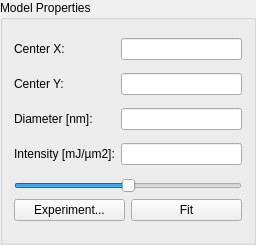
The window that modelProperties.ui (FXIhub/owl) describes before a commit, drawn with Qt 5.
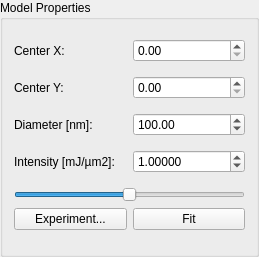
The same window after the commit.

The edit to the form file:
```diff
--- a/modelProperties.ui
+++ b/modelProperties.ui
@@ -6,8 +6,8 @@
    <rect>
     <x>0</x>
     <y>0</y>
-    <width>256</width>
-    <height>245</height>
+    <width>259</width>
+    <height>257</height>
    </rect>
   </property>
   <property name="windowTitle">
@@ -38,9 +38,6 @@
      </property>
     </widget>
    </item>
-   <item row="0" column="1">
-    <widget class="QLineEdit" name="centerX"/>
-   </item>
    <item row="1" column="0">
     <widget class="QLabel" name="label_2">
      <property name="text">
@@ -48,15 +45,6 @@
      </property>
     </widget>
    </item>
-   <item row="1" column="1">
-    <widget class="QLineEdit" name="centerY"/>
-   </item>
-   <item row="2" column="1">
-    <widget class="QLineEdit" name="diameter"/>
-   </item>
-   <item row="3" column="1">
-    <widget class="QLineEdit" name="scaling"/>
-   </item>
    <item row="4" column="0" colspan="2">
     <layout class="QVBoxLayout" name="verticalLayout">
      <item>
@@ -95,6 +83,49 @@
      </item>
     </layout>
    </item>
+   <item row="0" column="1">
+    <widget class="QDoubleSpinBox" name="centerX">
+     <property name="maximum">
+      <double>10000.000000000000000</double>
+     </property>
+    </widget>
+   </item>
+   <item row="1" column="1">
+    <widget class="QDoubleSpinBox" name="centerY">
+     <property name="maximum">
+      <double>10000.000000000000000</double>
+     </property>
+    </widget>
+   </item>
+   <item row="2" column="1">
+    <widget class="QDoubleSpinBox" name="diameter">
+     <property name="maximum">
+      <double>10000.000000000000000</double>
+     </property>
+     <property name="singleStep">
+      <double>5.000000000000000</double>
+     </property>
+     <property name="value">
+      <double>100.000000000000000</double>
+     </property>
+    </widget>
+   </item>
+   <item row="3" column="1">
+    <widget class="QDoubleSpinBox" name="scaling">
+     <property name="decimals">
+      <number>5</number>
+     </property>
+     <property name="maximum">
+      <double>100.000000000000000</double>
+     </property>
+     <property name="singleStep">
+      <double>0.100000000000000</double>
+     </property>
+     <property name="value">
+      <double>1.000000000000000</double>
+     </property>
+    </widget>
+   </item>
   </layout>
  </widget>
  <resources/>
```
